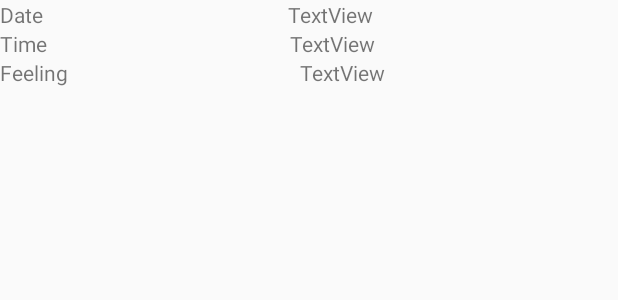
After one commit to rafallmind/Volta, an Android app: the layout session.xml on its own in the app's theme, with its tools: preview values and no code run, on a phone screen of 412 x 824 dp. The commit adds this screen. Shown: the top 300 px of the screen. Run offline under Robolectric (Android 15) with nearby library versions, the phone set to English and light mode, and no system bars.

Commit message:
debut sessions (de sport)

```diff
--- a/app/src/main/AndroidManifest.xml
+++ b/app/src/main/AndroidManifest.xml
@@ -4,7 +4,7 @@
 
     <application
         android:allowBackup="true"
-        android:icon="@mipmap/ic_launcher"
+        android:icon="@mipmap/logo"
         android:label="@string/app_name"
         android:roundIcon="@mipmap/ic_launcher_round"
         android:supportsRtl="true"
--- /dev/null
+++ b/app/src/main/res/layout/session.xml
@@ -0,0 +1,72 @@
+<?xml version="1.0" encoding="utf-8"?>
+<LinearLayout xmlns:android="http://schemas.android.com/apk/res/android"
+    android:id="@+id/sessions"
+    android:layout_width="match_parent"
+    android:layout_height="wrap_content"
+    android:gravity="center"
+    android:orientation="vertical">
+
+    <LinearLayout
+        android:id="@+id/dates"
+        android:layout_width="match_parent"
+        android:layout_height="match_parent"
+        android:gravity="center"
+        android:orientation="horizontal">
+
+        <TextView
+            android:id="@+id/textView"
+            android:layout_width="wrap_content"
+            android:layout_height="wrap_content"
+            android:layout_weight="1"
+            android:text="@string/date" />
+
+        <TextView
+            android:id="@+id/textView2"
+            android:layout_width="wrap_content"
+            android:layout_height="wrap_content"
+            android:layout_weight="1"
+            android:text="TextView" />
+    </LinearLayout>
+
+    <LinearLayout
+        android:id="@+id/temps"
+        android:layout_width="match_parent"
+        android:layout_height="match_parent"
+        android:orientation="horizontal">
+
+        <TextView
+            android:id="@+id/textView3"
+            android:layout_width="wrap_content"
+            android:layout_height="wrap_content"
+            android:layout_weight="1"
+            android:text="@string/time" />
+
+        <TextView
+            android:id="@+id/textView4"
+            android:layout_width="wrap_content"
+            android:layout_height="wrap_content"
+            android:layout_weight="1"
+            android:text="TextView" />
+    </LinearLayout>
+
+    <LinearLayout
+        android:id="@+id/ressentis"
+        android:layout_width="match_parent"
+        android:layout_height="match_parent"
+        android:orientation="horizontal">
+
+        <TextView
+            android:id="@+id/textView5"
+            android:layout_width="wrap_content"
+            android:layout_height="wrap_content"
+            android:layout_weight="1"
+            android:text="@string/feeling" />
+
+        <TextView
+            android:id="@+id/textView6"
+            android:layout_width="wrap_content"
+            android:layout_height="wrap_content"
+            android:layout_weight="1"
+            android:text="TextView" />
+    </LinearLayout>
+</LinearLayout>
--- a/app/src/main/res/values/strings.xml
+++ b/app/src/main/res/values/strings.xml
@@ -1,5 +1,5 @@
 <resources>
-    <string name="app_name">VoltaGang</string>
+    <string name="app_name">Volta</string>
     <string name="avg1">You are below average results on this category. Move on you can improve yourself !</string>
     <string name="avg2">You may be able to be better than average with a little effort !</string>
     <string name="avg3">You are in the average results. Try to stand out by surpassing yourself</string>
@@ -25,4 +25,8 @@
     <string name="feelcmp3">Your efforts are consistent, try to get better results !</string>
     <string name="feelcmp4">You\'ve made a less intensive session, if your results are similar to the last session, surpass yourself to improve !</string>
     <string name="feelcmp5">You\'ve managed to make a less intensive session, try to improve your results by making a more intensive session !</string>
+    <string name="last_session">My last session</string>
+    <string name="date">Date</string>
+    <string name="time">Time</string>
+    <string name="feeling">Feeling</string>
 </resources>
```
Also changed, not shown: app/src/main/java/com/example/voltagang/Model/Session.java (added, +54 -0 lines), app/src/main/java/com/example/voltagang/Sessions.java (added, +10 -0 lines), app/src/main/res/layout/seance_fragment.xml (added, +10 -0 lines), app/src/main/res/mipmap-mdpi/logo.png (added).
